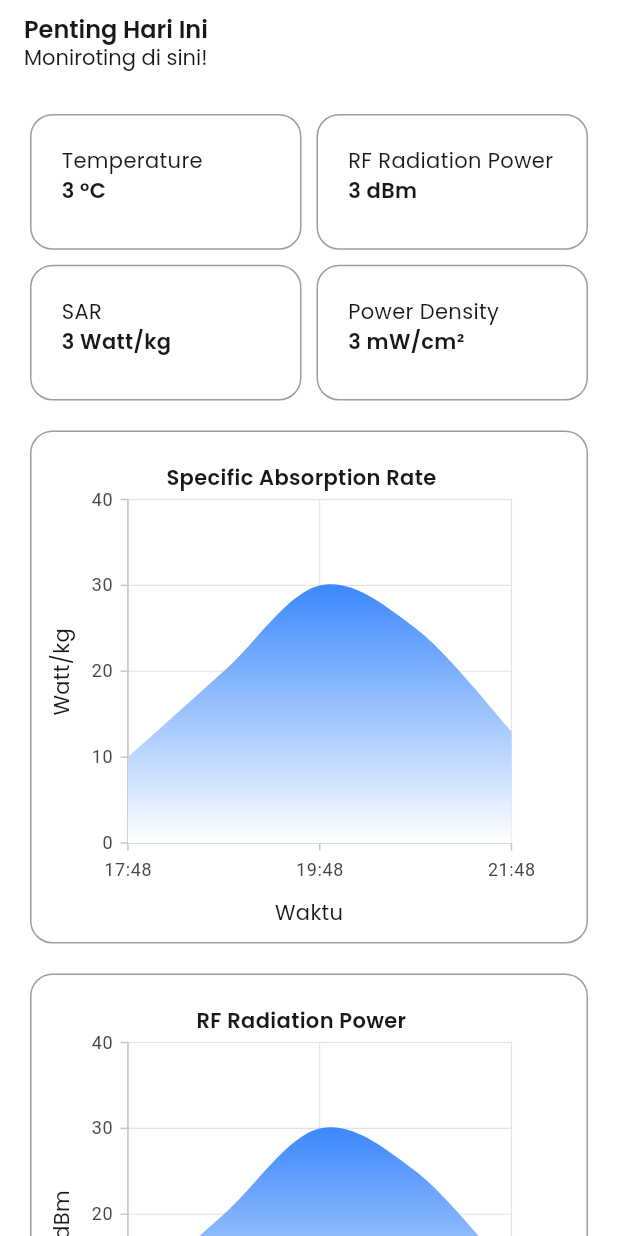
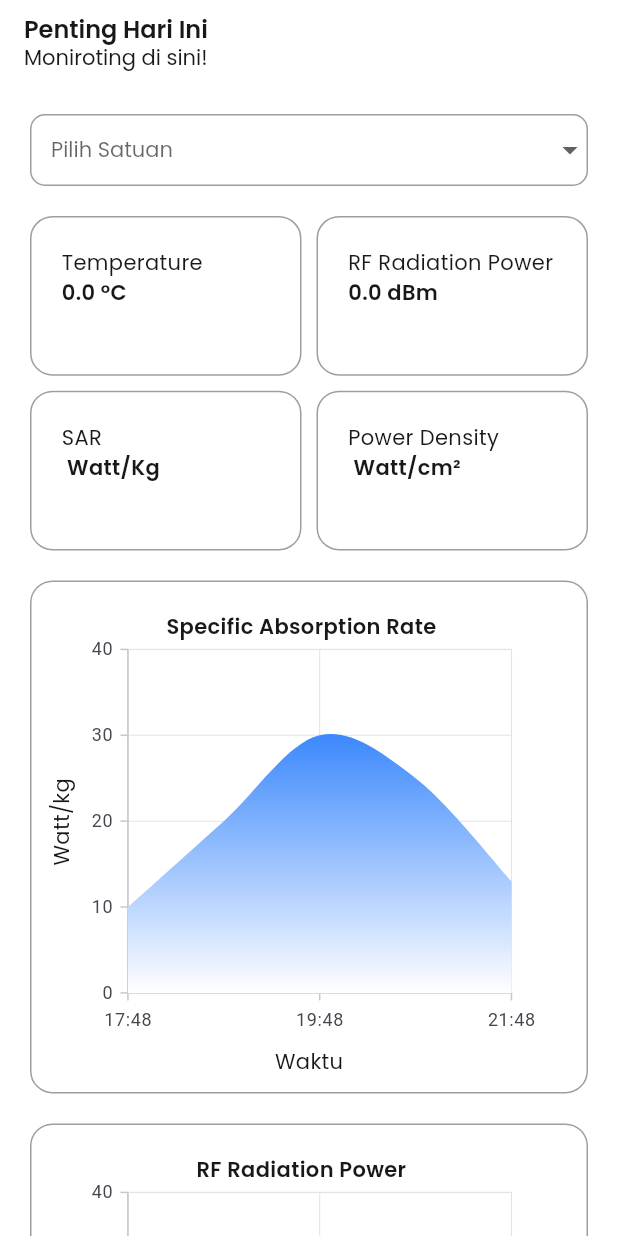
Before and after one commit to krsXishere/RF-Power-Meter, a Flutter app: the screen it shows after launch, on a phone screen of 412 x 824 dp. Run offline on Flutter 3.47's test engine with Material 3 defaults, Android fonts, the phone set to English and light mode, and no system bars; our stand-ins replace google_fonts, syncfusion_flutter_charts; missing offline and left inert: mqtt_client.

Commit message:
add: adding get data from broker

```diff
--- a/lib/main.dart
+++ b/lib/main.dart
@@ -1,7 +1,9 @@
 import 'package:flutter/foundation.dart';
 import 'package:flutter/material.dart';
 import 'package:flutter/services.dart';
+import 'package:provider/provider.dart';
 import 'package:rf_power_meter/pages/home_page.dart';
+import 'package:rf_power_meter/providers/sensor_data_provider.dart';
 
 void main() {
   WidgetsFlutterBinding.ensureInitialized();
@@ -23,9 +25,18 @@ class RFPowerMeter extends StatelessWidget {
 
   @override
   Widget build(BuildContext context) {
-    return const MaterialApp(
-      debugShowCheckedModeBanner: false,
-      home: HomePage(),
+    return MultiProvider(
+      providers: [
+        ChangeNotifierProvider(
+          create: (context) => SensorDataProvider(),
+        ),
+      ],
+      child: Builder(builder: (context) {
+        return const MaterialApp(
+          debugShowCheckedModeBanner: false,
+          home: HomePage(),
+        );
+      }),
     );
   }
 }
--- /dev/null
+++ b/lib/models/sensor_data_model.dart
@@ -0,0 +1,50 @@
+class SensorDataModel {
+  double? temperature, rfRadiationPower, sar, powerDensity;
+
+  SensorDataModel({
+    required this.temperature,
+    required this.rfRadiationPower,
+    required this.sar,
+    required this.powerDensity,
+  });
+
+  factory SensorDataModel.fromJson(Map<String, dynamic> object) {
+    // log("power density: ${object['power_density']}");
+    return SensorDataModel(
+      temperature: object['temperature'],
+      rfRadiationPower: object['rf_radiation_power'],
+      sar: object['sar'],
+      powerDensity: object['power_density'],
+    );
+  }
+
+  // Factory method untuk parsing dari String
+  factory SensorDataModel.fromString(String csvString) {
+    // Split string berdasarkan koma
+    final List<String> values = csvString.split(',');
+
+    if (values.length != 4) {
+      throw const FormatException(
+          'Invalid input: Expected 4 comma-separated values.');
+    }
+
+    // Konversi menjadi Map<String, dynamic>
+    final Map<String, dynamic> jsonObject = {
+      'temperature': double.parse(values[0]),
+      'rf_radiation_power': double.parse(values[1]),
+      'sar': double.parse(values[2]),
+      'power_density': double.parse(values[3]),
+    };
+
+    // Parsing menggunakan `fromJson`
+    return SensorDataModel.fromJson(jsonObject);
+  }
+
+  void updateSar(double newSar) {
+    sar = newSar;
+  }
+
+  void updatePowerDensity(double newPowerDensity) {
+    powerDensity = newPowerDensity;
+  }
+}
--- a/lib/pages/home_page.dart
+++ b/lib/pages/home_page.dart
@@ -1,5 +1,7 @@
 import 'package:flutter/material.dart';
+import 'package:provider/provider.dart';
 import 'package:rf_power_meter/common/constant.dart';
+import 'package:rf_power_meter/providers/sensor_data_provider.dart';
 import 'package:rf_power_meter/widgets/card_status_widget.dart';
 import 'package:rf_power_meter/widgets/rf_radiation_power_chart_widget.dart';
 import 'package:rf_power_meter/widgets/sar_chart_widget.dart';
@@ -9,6 +11,13 @@ class HomePage extends StatelessWidget {
 
   @override
   Widget build(BuildContext context) {
+    WidgetsBinding.instance.addPostFrameCallback((timestamp) {
+      Provider.of<SensorDataProvider>(
+        context,
+        listen: false,
+      ).connect();
+    });
+
     return Scaffold(
       backgroundColor: white,
       appBar: AppBar(
@@ -42,6 +51,79 @@ class HomePage extends StatelessWidget {
           padding: EdgeInsets.all(defaultPadding),
           child: Column(
             children: [
+              SizedBox(
+                width: double.maxFinite,
+                child: Consumer<SensorDataProvider>(
+                  builder: (context, sensorDataProvider, child) {
+                    return DropdownButtonFormField(
+                      dropdownColor: white,
+                      style: primaryTextStyle.copyWith(
+                        fontSize: 14,
+                      ),
+                      decoration: InputDecoration(
+                        contentPadding: const EdgeInsets.symmetric(
+                          horizontal: 10,
+                        ),
+                        filled: false,
+                        border: InputBorder.none,
+                        hintText: "Pilih Satuan",
+                        hintStyle: primaryTextStyle.copyWith(
+                          fontWeight: regular,
+                          color: grey400,
+                          fontSize: 12,
+                        ),
+                        enabledBorder: OutlineInputBorder(
+                          borderRadius: BorderRadius.circular(10),
+                          borderSide: const  BorderSide(
+                            color: Colors.grey,
+                          ),
+                        ),
+                        focusedBorder: OutlineInputBorder(
+                          borderRadius: BorderRadius.circular(11),
+                          borderSide: BorderSide(
+                            color: primaryColor,
+                          ),
+                        ),
+                        disabledBorder: OutlineInputBorder(
+                          borderRadius: BorderRadius.circular(11),
+                          borderSide: const BorderSide(
+                            color: Colors.grey,
+                          ),
+                        ),
+                      ),
+                      items: [
+                        DropdownMenuItem(
+                          value: "Watt",
+                          child: Text(
+                            "Watt",
+                            style: secondaryTextStyle,
+                          ),
+                        ),
+                        DropdownMenuItem(
+                          value: "mW",
+                          child: Text(
+                            "mW",
+                            style: secondaryTextStyle,
+                          ),
+                        ),
+                        DropdownMenuItem(
+                          value: "µW",
+                          child: Text(
+                            "µW",
+                            style: secondaryTextStyle,
+                          ),
+                        ),
+                      ],
+                      onChanged: (value) {
+                        sensorDataProvider.setUnit(value!);
+                      },
+                    );
+                  },
+                ),
+              ),
+              SizedBox(
+                height: defaultPadding,
+              ),
               const CardStatusWidget(),
               SizedBox(
                 height: defaultPadding,
--- /dev/null
+++ b/lib/providers/sensor_data_provider.dart
@@ -0,0 +1,79 @@
+import 'dart:developer' as dev;
+import 'dart:math';
+import 'package:flutter/foundation.dart';
+import 'package:rf_power_meter/models/sensor_data_model.dart';
+import 'package:rf_power_meter/services/sensor_data_service.dart';
+
+class SensorDataProvider with ChangeNotifier {
+  final _sensorDataService = SensorDataService();
+  SensorDataModel? _sensorDataModel;
+  SensorDataModel? get sensorDataModel => _sensorDataModel;
+  String _unit = "Watt";
+  String get unit => _unit;
+  String _sar = "";
+  String get sar => _sar;
+  String _powerDensity = "";
+  String get powerDensity => _powerDensity;
+
+  Future<void> connect() async {
+    try {
+      // Hubungkan ke broker MQTT
+      await _sensorDataService.connect();
+
+      // Tunggu data pertama dari `listenToMessages`
+      final sensorData = await _sensorDataService.listenToMessages();
+      // Perbarui data di provider
+      _sensorDataModel = sensorData;
+      setSar();
+      setPowerDensity();
+
+      notifyListeners();
+    } catch (e) {
+      dev.log("Error: $e");
+    }
+  }
+
+  void setUnit(String value) {
+    _unit = value;
+    setSar();
+    setPowerDensity();
+    notifyListeners();
+  }
+
+  void setSar() async {
+    if (_unit == "Watt") {
+      _sar = convertValue(sensorDataModel?.sar ?? 0, _unit).toString();
+    } else if (_unit == "mW") {
+      _sar = convertValue(sensorDataModel?.sar ?? 0, _unit).toStringAsFixed(4);
+    } else {
+      _sar = convertValue(sensorDataModel?.sar ?? 0, _unit).toStringAsFixed(2);
+    }
+  }
+
+  void setPowerDensity() async {
+    dev.log("power density: ${sensorDataModel?.powerDensity}");
+    if (_unit == "Watt") {
+      _powerDensity =
+          convertValue(sensorDataModel?.powerDensity ?? 0, _unit).toString();
+    } else if (_unit == "mW") {
+      _powerDensity = convertValue(sensorDataModel?.powerDensity ?? 0, _unit)
+          .toStringAsFixed(4);
+    } else {
+      _powerDensity = convertValue(sensorDataModel?.powerDensity ?? 0, _unit)
+          .toStringAsFixed(2);
+    }
+  }
+
+  double convertValue(double value, String unit) {
+    switch (unit) {
+      case "Watt":
+        return value; // Tidak ada perubahan jika satuannya Watt
+      case "mW":
+        return value * pow(10, 3); // Dari Watt ke miliWatt
+      case "µW":
+        return value * pow(10, 6); // Dari Watt ke mikroWatt
+      default:
+        throw Exception("Unit tidak dikenal: $unit");
+    }
+  }
+}
--- a/lib/widgets/card_status_widget.dart
+++ b/lib/widgets/card_status_widget.dart
@@ -1,5 +1,7 @@
 import 'package:flutter/material.dart';
+import 'package:provider/provider.dart';
 import 'package:rf_power_meter/common/constant.dart';
+import 'package:rf_power_meter/providers/sensor_data_provider.dart';
 
 class CardStatusWidget extends StatelessWidget {
   const CardStatusWidget({super.key});
@@ -11,7 +13,7 @@ class CardStatusWidget extends StatelessWidget {
       physics: const NeverScrollableScrollPhysics(),
       gridDelegate: const SliverGridDelegateWithFixedCrossAxisCount(
         crossAxisCount: 2,
-        childAspectRatio: 2,
+        childAspectRatio: 1.7,
         crossAxisSpacing: 10,
         mainAxisSpacing: 10,
       ),
@@ -31,10 +33,14 @@ class CardStatusWidget extends StatelessWidget {
                   fontSize: 14,
                 ),
               ),
-              Text(
-                "3 °C",
+              Consumer<SensorDataProvider>(
+                builder: (context, sensorDataProvider, child) {
+                  return Text(
+                    "${sensorDataProvider.sensorDataModel?.temperature ?? 0} °C",
                     style: secondaryTextStyle.copyWith(
                         fontSize: 14, fontWeight: semiBold),
+                  );
+                },
               ),
             ],
           ),
@@ -54,10 +60,14 @@ class CardStatusWidget extends StatelessWidget {
                   fontSize: 14,
                 ),
               ),
-              Text(
-                "3 dBm",
+              Consumer<SensorDataProvider>(
+                builder: (context, sensorDataProvider, child) {
+                  return Text(
+                    "${sensorDataProvider.sensorDataModel?.rfRadiationPower ?? 0} dBm",
                     style: secondaryTextStyle.copyWith(
                         fontSize: 14, fontWeight: semiBold),
+                  );
+                },
               ),
             ],
           ),
@@ -77,10 +87,14 @@ class CardStatusWidget extends StatelessWidget {
                   fontSize: 14,
                 ),
               ),
-              Text(
-                "3 Watt/kg",
+              Consumer<SensorDataProvider>(
+                builder: (context, sensorDataProvider, child) {
+                  return Text(
+                    "${sensorDataProvider.sar} ${sensorDataProvider.unit}/Kg",
                     style: secondaryTextStyle.copyWith(
                         fontSize: 14, fontWeight: semiBold),
+                  );
+                },
               ),
             ],
           ),
@@ -100,10 +114,14 @@ class CardStatusWidget extends StatelessWidget {
                   fontSize: 14,
                 ),
               ),
-              Text(
-                "3 mW/cm²",
+              Consumer<SensorDataProvider>(
+                builder: (context, sensorDataProvider, child) {
+                  return Text(
+                    "${sensorDataProvider.powerDensity} ${sensorDataProvider.unit}/cm²",
                     style: secondaryTextStyle.copyWith(
                         fontSize: 14, fontWeight: semiBold),
+                  );
+                },
               ),
             ],
           ),
--- a/lib/widgets/rf_radiation_power_chart_widget.dart
+++ b/lib/widgets/rf_radiation_power_chart_widget.dart
@@ -1,7 +1,6 @@
 import 'package:flutter/material.dart';
 import 'package:rf_power_meter/common/constant.dart';
 import 'package:rf_power_meter/models/chart_data_rf_radiation_power_model.dart';
-
 import 'package:syncfusion_flutter_charts/charts.dart';
 
 class RfRadiationPowerChartWidget extends StatelessWidget {
--- a/pubspec.yaml
+++ b/pubspec.yaml
@@ -38,6 +38,7 @@ dependencies:
   google_fonts: 6.1.0
   provider: ^6.1.2
   syncfusion_flutter_charts: 20.4.44
+  mqtt_client: 10.5.1
 
 dev_dependencies:
   flutter_test:
```
Also changed, not shown: lib/services/sensor_data_service.dart (added, +115 -0 lines), pubspec.lock. Lines whose indentation alone changed are shown as unchanged.
